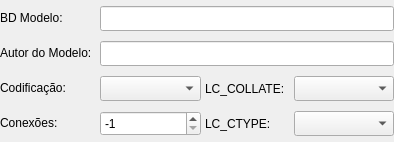
erdincay/pgmodeler-old, file pgmodeler_ui/ui/bancodadoswidget.ui: the form before one commit.
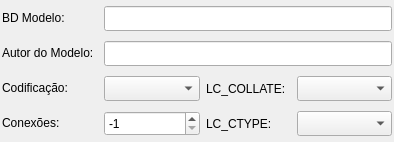
The form after the commit.

```diff
--- a/pgmodeler_ui/ui/bancodadoswidget.ui
+++ b/pgmodeler_ui/ui/bancodadoswidget.ui
@@ -21,10 +21,10 @@
   </property>
   <layout class="QGridLayout" name="bancodados_grid">
    <property name="margin">
-    <number>0</number>
+    <number>2</number>
    </property>
    <property name="spacing">
-    <number>4</number>
+    <number>6</number>
    </property>
    <item row="0" column="0">
     <widget class="QLabel" name="bdmodelo_lbl">
```
